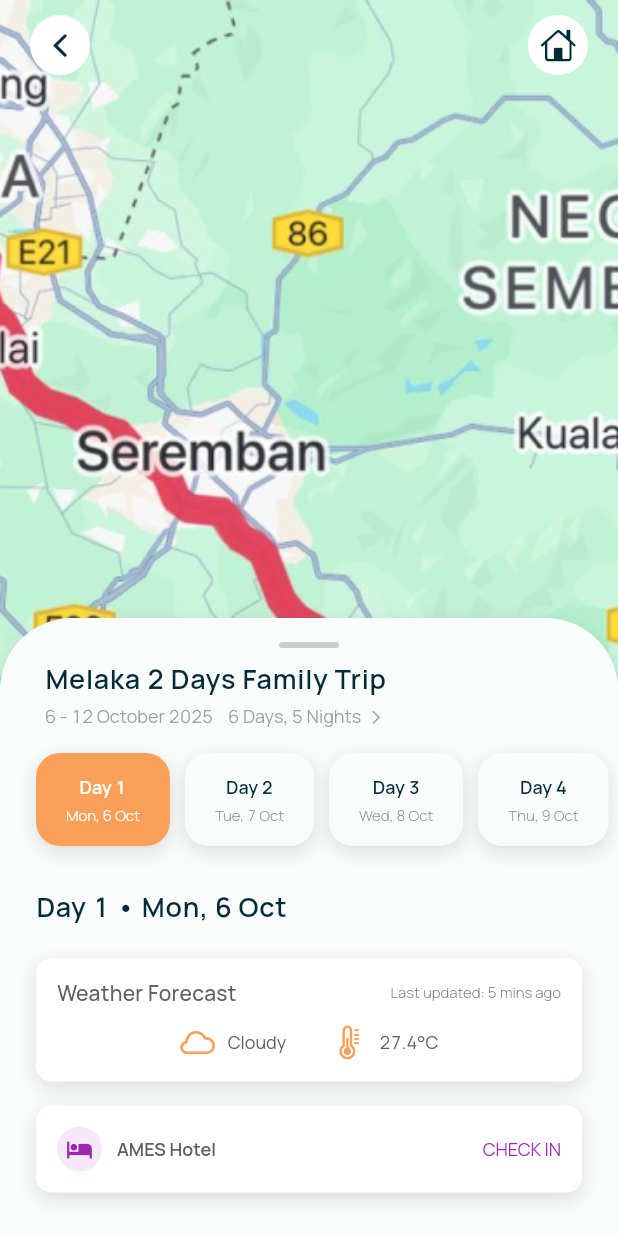
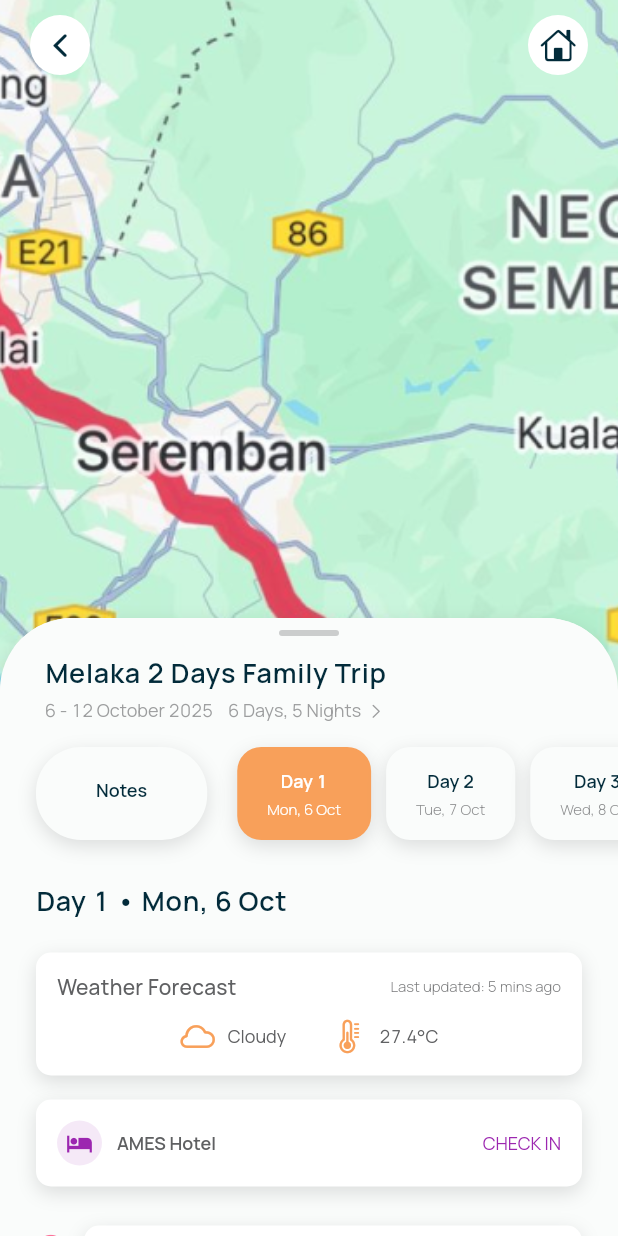
Before and after one commit to Winnee0305/tripora, a Flutter app: the ItineraryPage screen opened directly, on a phone screen of 412 x 824 dp. Run offline on Flutter 3.47's test engine with Material 3 defaults, Android fonts, the phone set to English and light mode, and no system bars; our stand-ins replace lucide_icons, table_calendar.

Commit message:
Notes tab in itinerary page

```diff
--- a/lib/features/itinerary/viewmodels/day_selection_viewmodel.dart
+++ b/lib/features/itinerary/viewmodels/day_selection_viewmodel.dart
@@ -18,7 +18,10 @@ class DaySelectionViewModel extends ChangeNotifier {
 
   /// Select a specific day
   void selectDay(int day) {
-    if (day >= 1 && day <= totalDays) {
+    if (day == 0) {
+      _selectedDay = 0;
+      notifyListeners();
+    } else if (day >= 1 && day <= totalDays) {
       _selectedDay = day;
       notifyListeners();
     }
--- a/lib/features/itinerary/views/itinerary_page.dart
+++ b/lib/features/itinerary/views/itinerary_page.dart
@@ -8,15 +8,12 @@ import 'package:tripora/features/itinerary/views/widgets/itinerary_header_sectio
 import 'package:tripora/features/itinerary/views/widgets/day_selection_bar.dart';
 import 'package:tripora/features/itinerary/views/widgets/itinerary_content.dart';
 import 'package:tripora/features/itinerary/views/widgets/multi_day_itinerary_list.dart';
+import 'package:tripora/features/notes_and_itinerary/notes/views/notes_page.dart';
 
-class ItineraryPage extends StatefulWidget {
-  const ItineraryPage({super.key});
+class ItineraryPage extends StatelessWidget {
+  ItineraryPage({super.key});
 
-  @override
-  State<ItineraryPage> createState() => _ItineraryPageState();
-}
-
-class _ItineraryPageState extends State<ItineraryPage> {
+  // The listKey is final, so it can be used inside a StatelessWidget
   final GlobalKey<MultiDayItineraryListState> _listKey =
       GlobalKey<MultiDayItineraryListState>();
 
@@ -33,7 +30,7 @@ class _ItineraryPageState extends State<ItineraryPage> {
         extendBodyBehindAppBar: true,
         body: Stack(
           children: [
-            // ----- Map Background
+            // ----- Map Background -----
             Positioned.fill(
               child: Image.asset(
                 "assets/images/exp_map.png",
@@ -41,19 +38,16 @@ class _ItineraryPageState extends State<ItineraryPage> {
               ),
             ),
 
-            // ------ Back button, title, home button
-            ItineraryHeaderSection(),
+            // ----- Header (Back, Home, etc.)
+            const ItineraryHeaderSection(),
 
-            // ------ Draggable Scrollable Sheet
+            // ----- Draggable Sheet -----
             DraggableScrollableSheet(
               initialChildSize: 0.5,
               minChildSize: 0.11,
               maxChildSize: 0.85,
-              snap: false,
               builder: (context, scrollController) {
-                // ----- The white rounded container -----
                 return Container(
-                  padding: EdgeInsets.symmetric(vertical: 8),
                   decoration: AppWidgetStyles.cardDecoration(context).copyWith(
                     borderRadius: const BorderRadius.vertical(
                       top: Radius.circular(48),
@@ -64,17 +58,21 @@ class _ItineraryPageState extends State<ItineraryPage> {
                     borderRadius: const BorderRadius.vertical(
                       top: Radius.circular(48),
                     ),
-                    child: CustomScrollView(
+                    child: Consumer<DaySelectionViewModel>(
+                      builder: (context, vm, _) {
+                        return CustomScrollView(
                           controller: scrollController,
                           slivers: [
-                        // ---------- Sticky Drag Handle ----------
+                            // ---------- Sticky Handle ----------
                             SliverPersistentHeader(
                               pinned: true,
                               delegate: _StickyHeaderDelegate(
                                 height: 20,
                                 child: Container(
-                              color: Theme.of(context).scaffoldBackgroundColor,
                                   alignment: Alignment.center,
+                                  color: Theme.of(
+                                    context,
+                                  ).scaffoldBackgroundColor,
                                   child: Container(
                                     width: 40,
                                     height: 4,
@@ -88,23 +86,19 @@ class _ItineraryPageState extends State<ItineraryPage> {
                               ),
                             ),
 
-                        // ---------- Title (not sticky) ----------
+                            // ---------- Title ----------
                             SliverToBoxAdapter(
                               child: Padding(
-                            padding: const EdgeInsets.only(
-                              left: 30,
-                              right: 30,
-                              top: 0,
-                              bottom: 4,
+                                padding: const EdgeInsets.symmetric(
+                                  horizontal: 30,
+                                  vertical: 4,
                                 ),
                                 child: Column(
                                   crossAxisAlignment: CrossAxisAlignment.start,
                                   children: [
                                     Text(
                                       "Melaka 2 Days Family Trip",
-                                  style: Theme.of(context)
-                                      .textTheme
-                                      .headlineMedium
+                                      style: theme.textTheme.headlineMedium
                                           ?.weight(ManropeFontWeight.semiBold),
                                     ),
                                     const SizedBox(height: 6),
@@ -114,7 +108,9 @@ class _ItineraryPageState extends State<ItineraryPage> {
                                           "6 - 12 October 2025",
                                           style: theme.textTheme.bodyMedium
                                               ?.copyWith(
-                                            color: theme.colorScheme.onSurface
+                                                color: theme
+                                                    .colorScheme
+                                                    .onSurface
                                                     .withOpacity(0.6),
                                               ),
                                         ),
@@ -123,7 +119,9 @@ class _ItineraryPageState extends State<ItineraryPage> {
                                           "6 Days, 5 Nights",
                                           style: theme.textTheme.bodyMedium
                                               ?.copyWith(
-                                            color: theme.colorScheme.onSurface
+                                                color: theme
+                                                    .colorScheme
+                                                    .onSurface
                                                     .withOpacity(0.6),
                                               ),
                                         ),
@@ -141,7 +139,7 @@ class _ItineraryPageState extends State<ItineraryPage> {
                               ),
                             ),
 
-                        // ---------- Sticky Day Selection Bar ----------
+                            // ---------- Sticky Selection Bar ----------
                             SliverPersistentHeader(
                               pinned: true,
                               delegate: _StickyHeaderDelegate(
@@ -151,25 +149,34 @@ class _ItineraryPageState extends State<ItineraryPage> {
                                     horizontal: 24,
                                     vertical: 12,
                                   ),
-                              color: Theme.of(
-                                context,
-                              ).colorScheme.surface, // or any color
+                                  color: theme.colorScheme.surface,
                                   child: DaySelectionBar(listKey: _listKey),
                                 ),
                               ),
                             ),
 
-                        // ---------- Main Content (scrollable itinerary for each day)----------
+                            // ---------- Main Content ----------
                             SliverToBoxAdapter(
                               child: Padding(
                                 padding: const EdgeInsets.symmetric(
                                   horizontal: 24,
                                   vertical: 16,
                                 ),
-                            child: ItineraryContent(listKey: _listKey),
+                                child: AnimatedSwitcher(
+                                  duration: const Duration(milliseconds: 300),
+                                  switchInCurve: Curves.easeInOut,
+                                  child: vm.selectedDay == 0
+                                      ? const NotesPage()
+                                      : ItineraryContent(
+                                          key: const ValueKey('itinerary'),
+                                          listKey: _listKey,
+                                        ),
+                                ),
                               ),
                             ),
                           ],
+                        );
+                      },
                     ),
                   ),
                 );
@@ -182,6 +189,7 @@ class _ItineraryPageState extends State<ItineraryPage> {
   }
 }
 
+// ---------- Sticky Header Delegate ----------
 class _StickyHeaderDelegate extends SliverPersistentHeaderDelegate {
   final Widget child;
   final double height;
@@ -214,9 +222,8 @@ class _StickyHeaderDelegate extends SliverPersistentHeaderDelegate {
   }
 
   @override
-  bool shouldRebuild(covariant _StickyHeaderDelegate oldDelegate) {
-    return oldDelegate.child != child ||
+  bool shouldRebuild(covariant _StickyHeaderDelegate oldDelegate) =>
+      oldDelegate.child != child ||
       oldDelegate.height != height ||
       oldDelegate.backgroundColor != backgroundColor;
 }
-}
--- a/lib/features/itinerary/views/widgets/day_selection_bar.dart
+++ b/lib/features/itinerary/views/widgets/day_selection_bar.dart
@@ -1,6 +1,8 @@
 import 'package:flutter/material.dart';
 import 'package:provider/provider.dart';
+import 'package:tripora/core/widgets/app_button.dart';
 import 'package:tripora/features/itinerary/viewmodels/day_selection_viewmodel.dart';
+import 'package:tripora/features/itinerary/views/widgets/notes_tab_card.dart';
 import 'day__card.dart';
 import 'multi_day_itinerary_list.dart';
 
@@ -28,23 +30,40 @@ class DaySelectionBar extends StatelessWidget {
         itemCount: days.length,
         separatorBuilder: (_, __) => const SizedBox(width: 10),
         itemBuilder: (context, index) {
-          final dayNumber = index + 1;
-          final formattedDate = vm.getFormattedDayLabel(dayNumber);
-          final isSelected = vm.selectedDay == dayNumber;
+          // index 0 = Notes tab, index 1..N = Day 1..N
+          final isNotesTab = index == 0;
+          final dayNumber = isNotesTab
+              ? 1
+              : index; // map properly for day logic
+          final formattedDate = isNotesTab
+              ? ""
+              : vm.getFormattedDayLabel(dayNumber);
+          final isSelected = vm.selectedDay == index;
 
-          return Material(
+          return Padding(
+            padding: isNotesTab
+                ? const EdgeInsets.only(right: 10)
+                : EdgeInsets.zero,
+            child: IntrinsicWidth(
+              child: Material(
                 color: Colors.transparent,
                 child: InkWell(
-              borderRadius: BorderRadius.circular(12),
+                  borderRadius: isNotesTab
+                      ? BorderRadius.circular(50)
+                      : BorderRadius.circular(12),
                   onTap: () {
-                // update selection and scroll
-                vm.selectDay(dayNumber);
+                    vm.selectDay(index);
+                    if (!isNotesTab)
                       listKey.currentState?.scrollToDay(dayNumber);
                   },
-              child: DayCard(
+                  child: isNotesTab
+                      ? NotesTabCard(isSelected: isSelected)
+                      : DayCard(
                           day: dayNumber,
                           dateLabel: formattedDate,
                           isSelected: isSelected,
+                        ),
+                ),
               ),
             ),
           );
--- /dev/null
+++ b/lib/features/itinerary/views/widgets/notes_tab_card.dart
@@ -0,0 +1,40 @@
+import 'package:flutter/material.dart';
+import 'package:tripora/core/theme/app_colors.dart';
+import 'package:tripora/core/theme/app_text_style.dart';
+import 'package:tripora/core/theme/app_widget_styles.dart';
+
+class NotesTabCard extends StatelessWidget {
+  final bool isSelected;
+
+  const NotesTabCard({super.key, required this.isSelected});
+
+  @override
+  Widget build(BuildContext context) {
+    final theme = Theme.of(context);
+    return AnimatedContainer(
+      duration: const Duration(milliseconds: 200),
+      padding: const EdgeInsets.symmetric(horizontal: 40, vertical: 20),
+      decoration: AppWidgetStyles.cardDecoration(context).copyWith(
+        borderRadius: const BorderRadius.all(Radius.circular(30)),
+        color: isSelected ? AppColors.design2 : theme.colorScheme.surface,
+      ),
+
+      clipBehavior: Clip.none,
+      child: Column(
+        mainAxisAlignment: MainAxisAlignment.center,
+        children: [
+          Text(
+            "Notes",
+            style: theme.textTheme.bodyMedium?.copyWith(
+              color: isSelected
+                  ? theme.colorScheme.onPrimary
+                  : theme.colorScheme.secondary,
+              fontWeight: ManropeFontWeight.semiBold,
+            ),
+          ),
+          const SizedBox(height: 4),
+        ],
+      ),
+    );
+  }
+}
--- /dev/null
+++ b/lib/features/notes_and_itinerary/notes/views/notes_page.dart
@@ -0,0 +1,10 @@
+import 'package:flutter/material.dart';
+
+class NotesPage extends StatelessWidget {
+  const NotesPage({super.key});
+
+  @override
+  Widget build(BuildContext context) {
+    return const Text("Notes Page");
+  }
+}
```
Lines whose indentation alone changed are shown as unchanged.
